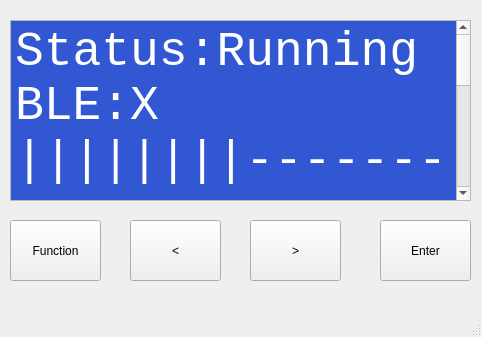
Above: ControllerSourceCode/VentSim/mainwindow.ui from CSSALTlab/Open_Source_Ventilator before the change. Below: the same form after it.
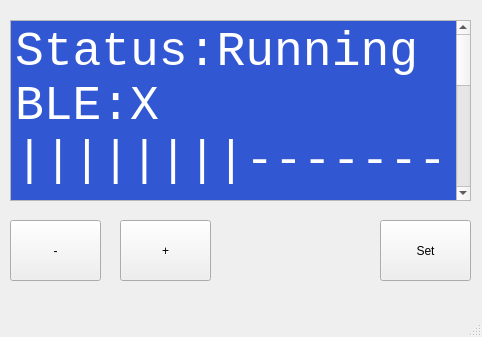
That is the form after the change.

Commit message: change buttons names and behaviour.

```diff
--- a/ControllerSourceCode/VentSim/mainwindow.ui
+++ b/ControllerSourceCode/VentSim/mainwindow.ui
@@ -128,56 +128,43 @@
 </string>
     </property>
    </widget>
-   <widget class="QPushButton" name="bt_enter">
-    <property name="geometry">
-     <rect>
-      <x>380</x>
-      <y>220</y>
-      <width>91</width>
-      <height>61</height>
-     </rect>
-    </property>
-    <property name="text">
-     <string>Enter</string>
-    </property>
-   </widget>
    <widget class="QPushButton" name="bt_func">
     <property name="geometry">
      <rect>
-      <x>10</x>
+      <x>380</x>
       <y>220</y>
       <width>91</width>
       <height>61</height>
      </rect>
     </property>
     <property name="text">
-     <string>Function</string>
+     <string>Set</string>
     </property>
    </widget>
    <widget class="QPushButton" name="bt_left">
     <property name="geometry">
      <rect>
-      <x>130</x>
+      <x>10</x>
       <y>220</y>
       <width>91</width>
       <height>61</height>
      </rect>
     </property>
     <property name="text">
-     <string>&lt;</string>
+     <string>-</string>
     </property>
    </widget>
    <widget class="QPushButton" name="bt_right">
     <property name="geometry">
      <rect>
-      <x>250</x>
+      <x>120</x>
       <y>220</y>
       <width>91</width>
       <height>61</height>
      </rect>
     </property>
     <property name="text">
-     <string>&gt;</string>
+     <string>+</string>
     </property>
    </widget>
   </widget>
```
The commit also changes 10 other files.
